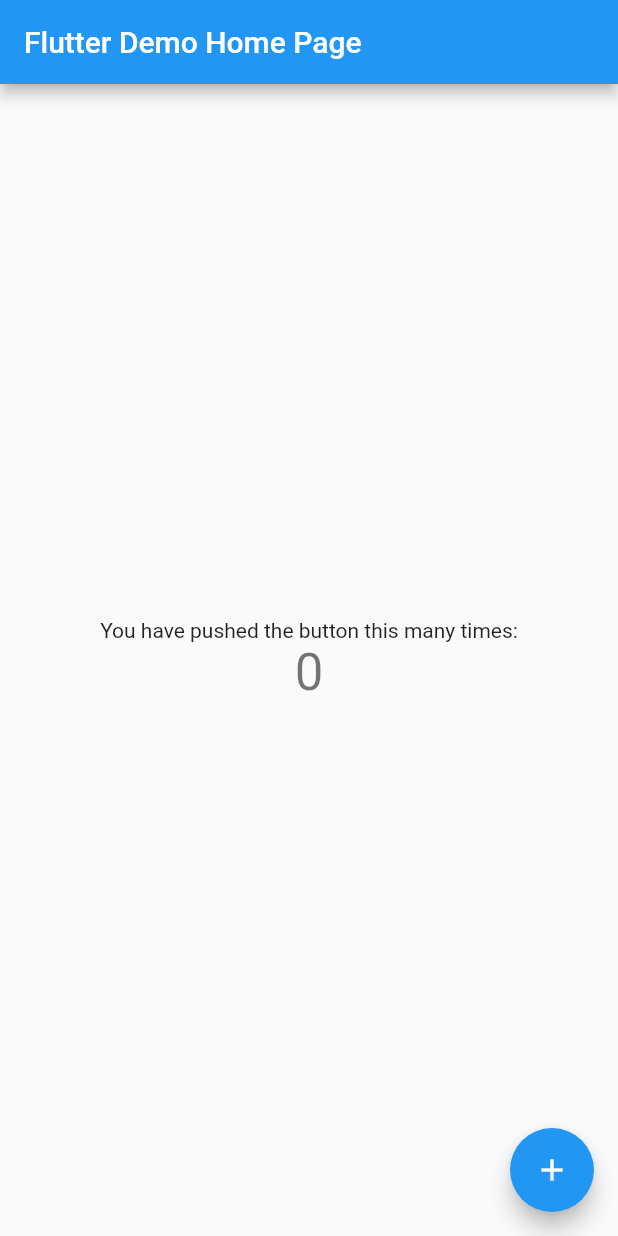
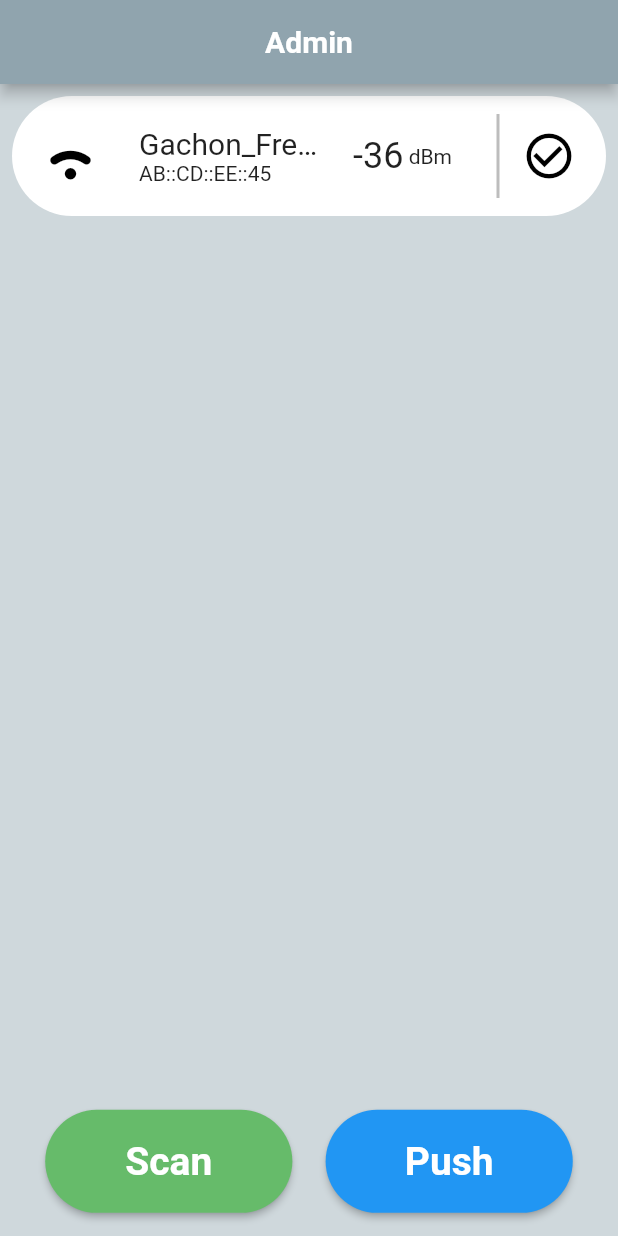
Before and after one commit to Yoon-Hae-Min/Introduction-to-Internet-of-Things-team-5, a Flutter app: the screen it shows after launch, on a phone screen of 412 x 824 dp. Run offline on Flutter 3.47's test engine with Material 2 defaults, Android fonts, the phone set to English and light mode, and no system bars.

Commit message:
Basic UI
기본 UI 완성(?)

```diff
--- /dev/null
+++ b/admin/lib/ScanScreen/scan_ap.dart
@@ -0,0 +1,129 @@
+import 'package:admin/ScanScreen/scan_main.dart';
+import 'package:flutter/material.dart';
+
+class ApInfo extends StatefulWidget {
+  final String ssid, bssid;
+  final int dbm;
+  const ApInfo({
+    super.key,
+    required this.ssid,
+    required this.bssid,
+    required this.dbm,
+  });
+
+  @override
+  State<ApInfo> createState() => _ApInfoState();
+}
+
+class _ApInfoState extends State<ApInfo> {
+  IconData setIconData() {
+    if (widget.dbm < -90) return Icons.wifi_1_bar_rounded;
+    if (widget.dbm <= -30 && widget.dbm >= -60) return Icons.wifi_2_bar_rounded;
+    if (widget.dbm > -30) return Icons.wifi;
+
+    return Icons.question_mark;
+  }
+
+  IconButton setIconButton() {
+    if (ScanScreen.apMap["${widget.ssid} ${widget.bssid}"] != null) {
+      return IconButton(
+        icon: const Icon(
+          Icons.check_circle,
+          size: 36,
+          color: Colors.green,
+        ),
+        onPressed: () {
+          if (ScanScreen.apMap.containsKey("${widget.ssid} ${widget.bssid}")) {
+            ScanScreen.apMap.remove("${widget.ssid} ${widget.bssid}");
+          }
+          setState(() {});
+        },
+      );
+    } else {
+      return IconButton(
+        icon: const Icon(
+          Icons.check_circle_outline,
+          size: 36,
+          color: Colors.black,
+        ),
+        onPressed: () {
+          if (!ScanScreen.apMap.containsKey("${widget.ssid} ${widget.bssid}")) {
+            ScanScreen.apMap
+                .addAll({"${widget.ssid} ${widget.bssid}": widget.dbm});
+          }
+          setState(() {});
+        },
+      );
+    }
+  }
+
+  @override
+  Widget build(BuildContext context) {
+    return Container(
+      decoration: BoxDecoration(
+        borderRadius: BorderRadius.circular(100),
+        color: Colors.white,
+      ),
+      padding: const EdgeInsets.symmetric(vertical: 0, horizontal: 16),
+      height: 80,
+      child: Row(
+        mainAxisAlignment: MainAxisAlignment.spaceBetween,
+        crossAxisAlignment: CrossAxisAlignment.center,
+        children: [
+          Icon(
+            setIconData(),
+            size: 46,
+            color: Colors.black,
+          ),
+          SizedBox(
+            width: 120,
+            child: Column(
+              mainAxisAlignment: MainAxisAlignment.center,
+              crossAxisAlignment: CrossAxisAlignment.start,
+              children: [
+                Text(
+                  widget.ssid,
+                  style: const TextStyle(fontSize: 20),
+                  overflow: TextOverflow.ellipsis,
+                  maxLines: 1,
+                ),
+                Text(
+                  widget.bssid,
+                  overflow: TextOverflow.ellipsis,
+                  maxLines: 1,
+                )
+              ],
+            ),
+          ),
+          Row(
+            children: [
+              Text(
+                "${widget.dbm}",
+                style: const TextStyle(fontSize: 24),
+              ),
+              const Text(" dBm"),
+            ],
+          ),
+          Row(
+            children: [
+              const VerticalDivider(
+                indent: 12,
+                endIndent: 12,
+                thickness: 2,
+                color: Colors.black26,
+              ),
+              Column(
+                children: [
+                  const SizedBox(
+                    height: 14,
+                  ),
+                  setIconButton()
+                ],
+              ),
+            ],
+          ),
+        ],
+      ),
+    );
+  }
+}
--- /dev/null
+++ b/admin/lib/ScanScreen/scan_main.dart
@@ -0,0 +1,182 @@
+import 'package:admin/ScanScreen/scan_ap.dart';
+import 'package:flutter/material.dart';
+
+class ScanScreen extends StatefulWidget {
+  static Map<String, int> apMap = {};
+  const ScanScreen({super.key});
+
+  @override
+  State<ScanScreen> createState() => _ScanScreenState();
+}
+
+class _ScanScreenState extends State<ScanScreen> {
+  final TextStyle _textStyle = const TextStyle(
+    fontSize: 26,
+    fontWeight: FontWeight.bold,
+  );
+
+  @override
+  Widget build(BuildContext context) {
+    return Scaffold(
+      backgroundColor: Colors.blueGrey.shade100,
+      body: Padding(
+        padding: const EdgeInsets.all(8.0),
+        child: Column(
+          crossAxisAlignment: CrossAxisAlignment.center,
+          children: [
+            Expanded(
+              flex: 8,
+              child: Column(
+                crossAxisAlignment: CrossAxisAlignment.stretch,
+                children: const [
+                  ApInfo(
+                    ssid: "Gachon_Free_Wifi",
+                    bssid: "AB::CD::EE::45",
+                    dbm: -36,
+                  )
+                ],
+              ),
+            ),
+            Expanded(
+              flex: 1,
+              child: Row(
+                mainAxisAlignment: MainAxisAlignment.spaceEvenly,
+                crossAxisAlignment: CrossAxisAlignment.center,
+                children: [
+                  ElevatedButton(
+                    style: ElevatedButton.styleFrom(
+                      backgroundColor: Colors.green.shade400,
+                      fixedSize: Size(
+                        MediaQuery.of(context).size.width / 2.5,
+                        MediaQuery.of(context).size.height / 12,
+                      ),
+                      shape: RoundedRectangleBorder(
+                        borderRadius: BorderRadius.circular(40),
+                      ),
+                    ),
+                    onPressed: () {},
+                    child: Text("Scan", style: _textStyle),
+                  ),
+                  ElevatedButton(
+                      style: ElevatedButton.styleFrom(
+                        fixedSize: Size(
+                          MediaQuery.of(context).size.width / 2.5,
+                          MediaQuery.of(context).size.height / 12,
+                        ),
+                        shape: RoundedRectangleBorder(
+                          borderRadius: BorderRadius.circular(40),
+                        ),
+                      ),
+                      onPressed: () {
+                        late String pushAPs = "";
+                        ScanScreen.apMap.forEach((key, value) {
+                          pushAPs += '$key : $value\n';
+                        });
+                        showDialog(
+                            context: context,
+                            barrierDismissible: true,
+                            builder: (context) {
+                              return AlertDialog(
+                                content: Column(
+                                  mainAxisAlignment: MainAxisAlignment.start,
+                                  crossAxisAlignment: CrossAxisAlignment.center,
+                                  mainAxisSize: MainAxisSize.min,
+                                  children: [
+                                    Container(
+                                        width:
+                                            MediaQuery.of(context).size.width,
+                                        height:
+                                            MediaQuery.of(context).size.height /
+                                                2,
+                                        color: Colors.blueGrey.shade200,
+                                        padding: const EdgeInsets.symmetric(
+                                            vertical: 10, horizontal: 20),
+                                        child: SingleChildScrollView(
+                                          child: Column(
+                                            children: [
+                                              Text(
+                                                pushAPs,
+                                                style: const TextStyle(
+                                                    fontSize: 13,
+                                                    color: Colors.white),
+                                              ),
+                                            ],
+                                          ),
+                                        )),
+                                    const SizedBox(
+                                      height: 20,
+                                    ),
+                                    Text(
+                                      "Pushes ${ScanScreen.apMap.length} AP Info",
+                                      style: const TextStyle(
+                                          fontSize: 24,
+                                          fontWeight: FontWeight.bold),
+                                    )
+                                  ],
+                                ),
+                                actions: [
+                                  Row(
+                                    mainAxisAlignment:
+                                        MainAxisAlignment.spaceAround,
+                                    children: [
+                                      ElevatedButton(
+                                          style: ElevatedButton.styleFrom(
+                                            backgroundColor:
+                                                Colors.grey.shade400,
+                                            fixedSize: Size(
+                                              MediaQuery.of(context)
+                                                      .size
+                                                      .width /
+                                                  3,
+                                              MediaQuery.of(context)
+                                                      .size
+                                                      .height /
+                                                  16,
+                                            ),
+                                            shape: RoundedRectangleBorder(
+                                              borderRadius:
+                                                  BorderRadius.circular(40),
+                                            ),
+                                          ),
+                                          onPressed: () {
+                                            Navigator.of(context).pop();
+                                          },
+                                          child: const Text("Cancle")),
+                                      ElevatedButton(
+                                          style: ElevatedButton.styleFrom(
+                                            fixedSize: Size(
+                                              MediaQuery.of(context)
+                                                      .size
+                                                      .width /
+                                                  3,
+                                              MediaQuery.of(context)
+                                                      .size
+                                                      .height /
+                                                  16,
+                                            ),
+                                            shape: RoundedRectangleBorder(
+                                              borderRadius:
+                                                  BorderRadius.circular(40),
+                                            ),
+                                          ),
+                                          onPressed: () {},
+                                          child: const Text("Push")),
+                                    ],
+                                  ),
+                                ],
+                              );
+                            });
+                      },
+                      child: Text(
+                        "Push",
+                        style: _textStyle,
+                      ))
+                ],
+              ),
+            )
+          ],
+        ),
+      ),
+    );
+  }
+}
--- a/admin/lib/main.dart
+++ b/admin/lib/main.dart
@@ -1,4 +1,5 @@
 import 'package:flutter/material.dart';
+import 'ScanScreen/scan_main.dart';
 
 void main() {
   runApp(const MyApp());
@@ -11,105 +12,17 @@ class MyApp extends StatelessWidget {
   @override
   Widget build(BuildContext context) {
     return MaterialApp(
-      title: 'Flutter Demo',
-      theme: ThemeData(
-        // This is the theme of your application.
-        //
-        // Try running your application with "flutter run". You'll see the
-        // application has a blue toolbar. Then, without quitting the app, try
-        // changing the primarySwatch below to Colors.green and then invoke
-        // "hot reload" (press "r" in the console where you ran "flutter run",
-        // or simply save your changes to "hot reload" in a Flutter IDE).
-        // Notice that the counter didn't reset back to zero; the application
-        // is not restarted.
-        primarySwatch: Colors.blue,
-      ),
-      home: const MyHomePage(title: 'Flutter Demo Home Page'),
-    );
+        debugShowCheckedModeBanner: false,
+        home: Scaffold(
+            appBar: AppBar(
+              centerTitle: true,
+              title: const Text(
+                "Admin",
+                style:
+                    TextStyle(color: Colors.white, fontWeight: FontWeight.w700),
+              ),
+              backgroundColor: Colors.blueGrey.shade300,
+            ),
+            body: const ScanScreen()));
   }
 }
-
-class MyHomePage extends StatefulWidget {
-  const MyHomePage({super.key, required this.title});
-
-  // This widget is the home page of your application. It is stateful, meaning
-  // that it has a State object (defined below) that contains fields that affect
-  // how it looks.
-
-  // This class is the configuration for the state. It holds the values (in this
-  // case the title) provided by the parent (in this case the App widget) and
-  // used by the build method of the State. Fields in a Widget subclass are
-  // always marked "final".
-
-  final String title;
-
-  @override
-  State<MyHomePage> createState() => _MyHomePageState();
-}
-
-class _MyHomePageState extends State<MyHomePage> {
-  int _counter = 0;
-
-  void _incrementCounter() {
-    setState(() {
-      // This call to setState tells the Flutter framework that something has
-      // changed in this State, which causes it to rerun the build method below
-      // so that the display can reflect the updated values. If we changed
-      // _counter without calling setState(), then the build method would not be
-      // called again, and so nothing would appear to happen.
-      _counter++;
-    });
-  }
-
-  @override
-  Widget build(BuildContext context) {
-    // This method is rerun every time setState is called, for instance as done
-    // by the _incrementCounter method above.
-    //
-    // The Flutter framework has been optimized to make rerunning build methods
-    // fast, so that you can just rebuild anything that needs updating rather
-    // than having to individually change instances of widgets.
-    return Scaffold(
-      appBar: AppBar(
-        // Here we take the value from the MyHomePage object that was created by
-        // the App.build method, and use it to set our appbar title.
-        title: Text(widget.title),
-      ),
-      body: Center(
-        // Center is a layout widget. It takes a single child and positions it
-        // in the middle of the parent.
-        child: Column(
-          // Column is also a layout widget. It takes a list of children and
-          // arranges them vertically. By default, it sizes itself to fit its
-          // children horizontally, and tries to be as tall as its parent.
-          //
-          // Invoke "debug painting" (press "p" in the console, choose the
-          // "Toggle Debug Paint" action from the Flutter Inspector in Android
-          // Studio, or the "Toggle Debug Paint" command in Visual Studio Code)
-          // to see the wireframe for each widget.
-          //
-          // Column has various properties to control how it sizes itself and
-          // how it positions its children. Here we use mainAxisAlignment to
-          // center the children vertically; the main axis here is the vertical
-          // axis because Columns are vertical (the cross axis would be
-          // horizontal).
-          mainAxisAlignment: MainAxisAlignment.center,
-          children: <Widget>[
-            const Text(
-              'You have pushed the button this many times:',
-            ),
-            Text(
-              '$_counter',
-              style: Theme.of(context).textTheme.headlineMedium,
-            ),
-          ],
-        ),
-      ),
-      floatingActionButton: FloatingActionButton(
-        onPressed: _incrementCounter,
-        tooltip: 'Increment',
-        child: const Icon(Icons.add),
-      ), // This trailing comma makes auto-formatting nicer for build methods.
-    );
-  }
-}
```
